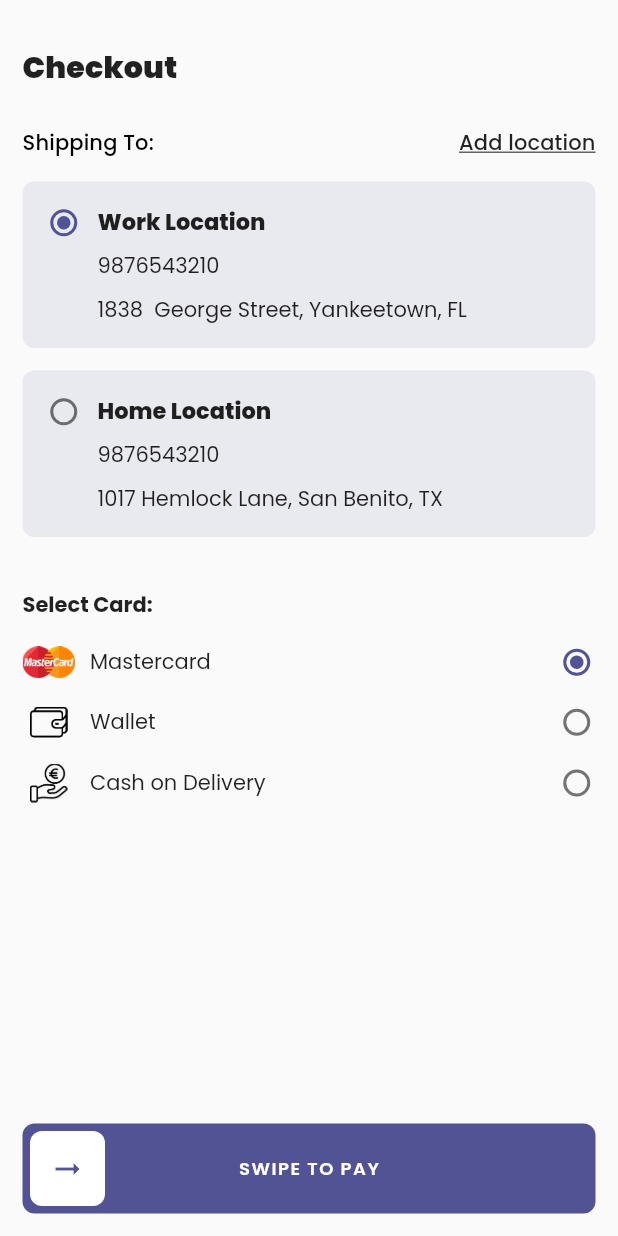
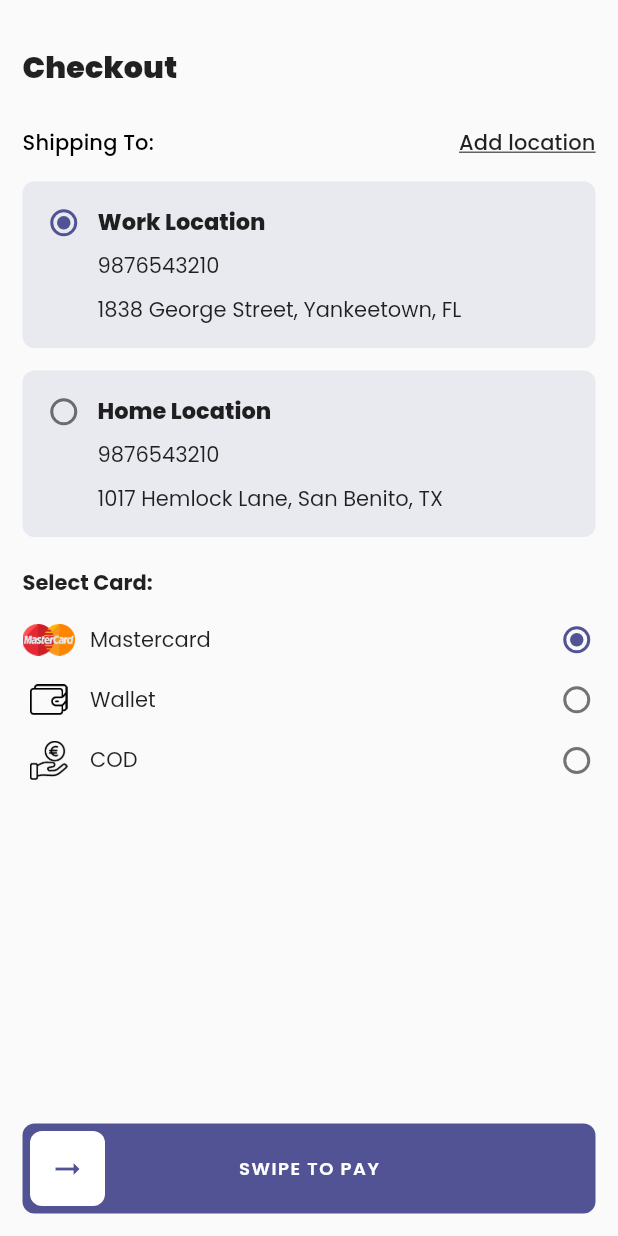
Before and after one commit to flutterframework-dev/swipe_to_pay, a Flutter app: the screen it shows after launch, on a phone screen of 412 x 824 dp. Run offline on Flutter 3.47's test engine with Material 2 defaults, Android fonts, the phone set to English and light mode, and no system bars; our stand-ins replace google_fonts.

```diff
--- /dev/null
+++ b/lib/models/card.dart
@@ -0,0 +1,25 @@
+import 'dart:convert';
+
+CardModel cardModelFromJson(String str) => CardModel.fromJson(json.decode(str));
+
+String cardModelToJson(CardModel data) => json.encode(data.toJson());
+
+class CardModel {
+  CardModel({
+    this.name,
+    this.image,
+  });
+
+  String name;
+  String image;
+
+  factory CardModel.fromJson(Map<String, dynamic> json) => CardModel(
+        name: json["name"],
+        image: json["image"],
+      );
+
+  Map<String, dynamic> toJson() => {
+        "name": name,
+        "image": image,
+      };
+}
--- /dev/null
+++ b/lib/models/location.dart
@@ -0,0 +1,34 @@
+import 'dart:convert';
+
+LocationModel locationModelFromJson(String str) =>
+    LocationModel.fromJson(json.decode(str));
+
+String locationModelToJson(LocationModel data) => json.encode(data.toJson());
+
+class LocationModel {
+  LocationModel({
+    this.id,
+    this.name,
+    this.contact,
+    this.address,
+  });
+
+  String id;
+  String name;
+  String contact;
+  String address;
+
+  factory LocationModel.fromJson(Map<String, dynamic> json) => LocationModel(
+        id: json["id"],
+        name: json["name"],
+        contact: json["contact"],
+        address: json["address"],
+      );
+
+  Map<String, dynamic> toJson() => {
+        "id": id,
+        "name": name,
+        "contact": contact,
+        "address": address,
+      };
+}
--- a/lib/screens/checkout.dart
+++ b/lib/screens/checkout.dart
@@ -1,5 +1,7 @@
 import 'package:flutter/material.dart';
 import './../config/palette.dart' as palette;
+import './../models/card.dart';
+import './../models/location.dart';
 
 class Checkout extends StatefulWidget {
   const Checkout({Key key}) : super(key: key);
@@ -12,16 +14,30 @@ class _CheckoutState extends State<Checkout> {
   String selectedCard = 'Mastercard';
   String selectedLocation = 'Work';
 
-  final List<String> cards = ['Mastercard', 'Wallet', 'COD'];
+  final List<CardModel> cards = [
+    CardModel(name: 'Mastercard', image: 'assets/images/mastercard.png'),
+    CardModel(name: 'Wallet', image: 'assets/images/wallet.png'),
+    CardModel(name: 'COD', image: 'assets/images/money.png'),
+  ];
+
+  final List<LocationModel> locations = [
+    LocationModel(
+        id: 'Work',
+        name: 'Work Location',
+        contact: '9876543210',
+        address: '1838 George Street, Yankeetown, FL'),
+    LocationModel(
+        id: 'Home',
+        name: 'Home Location',
+        contact: '9876543210',
+        address: '1017 Hemlock Lane, San Benito, TX')
+  ];
 
   @override
   Widget build(BuildContext context) {
     return Scaffold(
-      body: Padding(
+      body: ListView(
         padding: const EdgeInsets.all(15.0),
-        child: Column(
-          mainAxisAlignment: MainAxisAlignment.start,
-          crossAxisAlignment: CrossAxisAlignment.start,
         children: [
           SizedBox(height: 15),
           Text(
@@ -52,10 +68,29 @@ class _CheckoutState extends State<Checkout> {
             ],
           ),
           SizedBox(height: 15),
-            GestureDetector(
+          locationsBuilder(),
+          SizedBox(height: 20),
+          Text(
+            'Select Card:',
+            style: TextStyle(fontWeight: FontWeight.w700),
+          ),
+          SizedBox(height: 15),
+          cardsBuilder(),
+        ],
+      ),
+    );
+  }
+
+  ListView locationsBuilder() {
+    return ListView.separated(
+      itemCount: locations.length,
+      shrinkWrap: true,
+      physics: NeverScrollableScrollPhysics(),
+      itemBuilder: (BuildContext context, int index) {
+        return GestureDetector(
           onTap: () {
             setState(() {
-                  selectedLocation = 'Work';
+              selectedLocation = locations[index].id;
             });
           },
           child: Container(
@@ -72,7 +107,7 @@ class _CheckoutState extends State<Checkout> {
                   height: 25,
                   width: 25,
                   child: Radio(
-                        value: 'Work',
+                    value: locations[index].id,
                     groupValue: selectedLocation,
                     onChanged: (value) {
                       setState(() {
@@ -88,102 +123,59 @@ class _CheckoutState extends State<Checkout> {
                     crossAxisAlignment: CrossAxisAlignment.start,
                     children: [
                       Text(
-                            'Work Location',
+                        locations[index].name,
                         style: TextStyle(
                           fontWeight: FontWeight.w800,
                           fontSize: 15,
                         ),
                       ),
                       SizedBox(height: 8.0),
-                          Text('9876543210'),
+                      Text(locations[index].contact),
                       SizedBox(height: 8.0),
-                          Text('1838  George Street, Yankeetown, FL'),
+                      Text(locations[index].address),
                     ],
                   ),
                 )
               ],
             ),
           ),
-            ),
+        );
+      },
+      separatorBuilder: (BuildContext context, int index) =>
           SizedBox(height: 15.0),
-            GestureDetector(
+    );
+  }
+
+  ListView cardsBuilder() {
+    return ListView.separated(
+      physics: NeverScrollableScrollPhysics(),
+      itemCount: cards.length,
+      shrinkWrap: true,
+      itemBuilder: (BuildContext context, int index) {
+        return GestureDetector(
           onTap: () {
             setState(() {
-                  selectedLocation = 'Home';
-                });
-              },
-              child: Container(
-                padding: const EdgeInsets.all(15.0),
-                decoration: BoxDecoration(
-                  color: palette.background.withOpacity(.1),
-                  borderRadius: BorderRadius.circular(8.0),
-                ),
-                child: Row(
-                  mainAxisAlignment: MainAxisAlignment.start,
-                  crossAxisAlignment: CrossAxisAlignment.start,
-                  children: [
-                    SizedBox(
-                      height: 25,
-                      width: 25,
-                      child: Radio(
-                        value: 'Home',
-                        groupValue: selectedLocation,
-                        onChanged: (value) {
-                          setState(() {
-                            selectedLocation = value;
-                          });
-                        },
-                        activeColor: palette.background,
-                      ),
-                    ),
-                    SizedBox(width: 10.0),
-                    Expanded(
-                      child: Column(
-                        crossAxisAlignment: CrossAxisAlignment.start,
-                        children: [
-                          Text(
-                            'Home Location',
-                            style: TextStyle(
-                              fontWeight: FontWeight.w800,
-                              fontSize: 15,
-                            ),
-                          ),
-                          SizedBox(height: 8.0),
-                          Text('9876543210'),
-                          SizedBox(height: 8.0),
-                          Text('1017 Hemlock Lane, San Benito, TX'),
-                        ],
-                      ),
-                    )
-                  ],
-                ),
-              ),
-            ),
-            SizedBox(height: 35),
-            Text(
-              'Select Card:',
-              style: TextStyle(fontWeight: FontWeight.w700),
-            ),
-            SizedBox(height: 15),
-            GestureDetector(
-              onTap: () {
-                setState(() {
-                  selectedCard = 'Mastercard';
+              selectedCard = cards[index].name;
             });
           },
           child: Row(
             children: [
-                  Image(
-                    image: AssetImage('assets/images/mastercard.png'),
-                    width: 35,
+              Padding(
+                padding: index == 0
+                    ? const EdgeInsets.symmetric(horizontal: 0)
+                    : const EdgeInsets.symmetric(horizontal: 5.0),
+                child: Image(
+                  image: AssetImage(cards[index].image),
+                  width: index == 0 ? 35 : 25,
+                ),
               ),
               SizedBox(width: 10.0),
-                  Expanded(child: Text('Mastercard')),
+              Expanded(child: Text(cards[index].name)),
               SizedBox(
                 width: 25,
                 height: 25,
                 child: Radio(
-                      value: 'Mastercard',
+                  value: cards[index].name,
                   groupValue: selectedCard,
                   onChanged: (value) {
                     setState(() {
@@ -195,80 +187,10 @@ class _CheckoutState extends State<Checkout> {
               )
             ],
           ),
-            ),
+        );
+      },
+      separatorBuilder: (BuildContext context, int index) =>
           SizedBox(height: 15),
-            GestureDetector(
-              onTap: () {
-                setState(() {
-                  selectedCard = 'Wallet';
-                });
-              },
-              child: Row(
-                children: [
-                  Padding(
-                    padding: const EdgeInsets.symmetric(horizontal: 5.0),
-                    child: Image(
-                      image: AssetImage('assets/images/wallet.png'),
-                      width: 25,
-                    ),
-                  ),
-                  SizedBox(width: 10.0),
-                  Expanded(child: Text('Wallet')),
-                  SizedBox(
-                    width: 25,
-                    height: 25,
-                    child: Radio(
-                      value: 'Wallet',
-                      groupValue: selectedCard,
-                      onChanged: (value) {
-                        setState(() {
-                          selectedCard = value;
-                        });
-                      },
-                      activeColor: palette.background,
-                    ),
-                  )
-                ],
-              ),
-            ),
-            SizedBox(height: 15),
-            GestureDetector(
-              onTap: () {
-                setState(() {
-                  selectedCard = 'COD';
-                });
-              },
-              child: Row(
-                children: [
-                  Padding(
-                    padding: const EdgeInsets.symmetric(horizontal: 5.0),
-                    child: Image(
-                      image: AssetImage('assets/images/money.png'),
-                      width: 25,
-                    ),
-                  ),
-                  SizedBox(width: 10.0),
-                  Expanded(child: Text('Cash on Delivery')),
-                  SizedBox(
-                    width: 25,
-                    height: 25,
-                    child: Radio(
-                      value: 'COD',
-                      groupValue: selectedCard,
-                      onChanged: (value) {
-                        setState(() {
-                          selectedCard = value;
-                        });
-                      },
-                      activeColor: palette.background,
-                    ),
-                  )
-                ],
-              ),
-            )
-          ],
-        ),
-      ),
     );
   }
 }
```
Also changed, not shown: 1 other file. Lines whose indentation alone changed are shown as unchanged.
